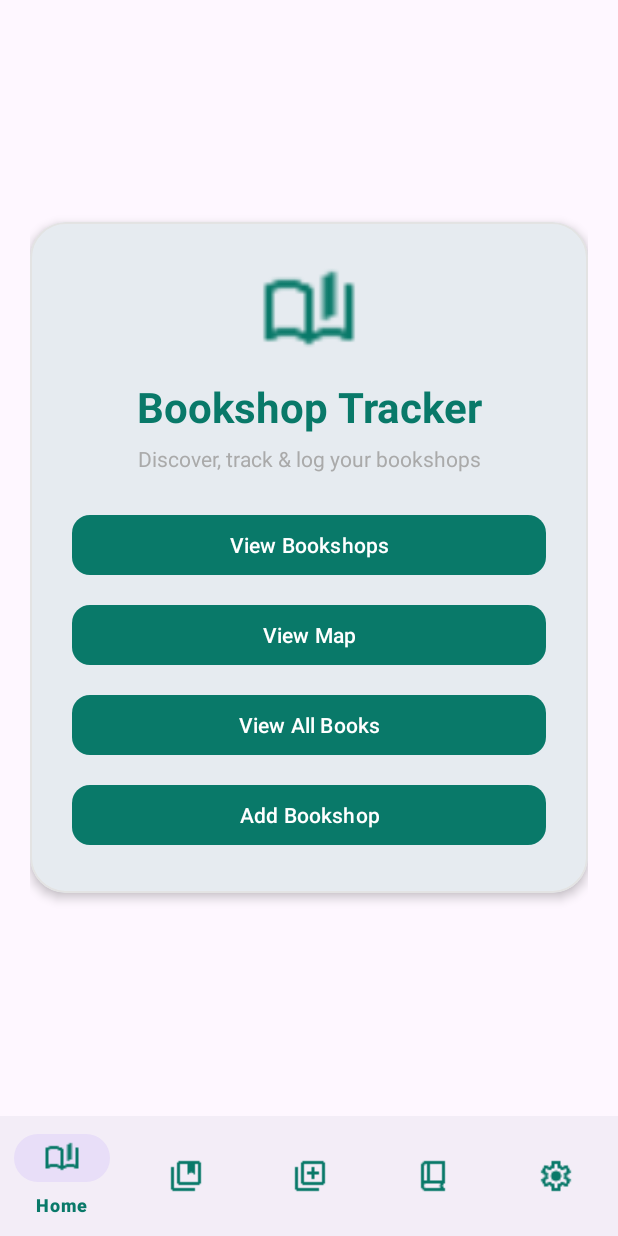
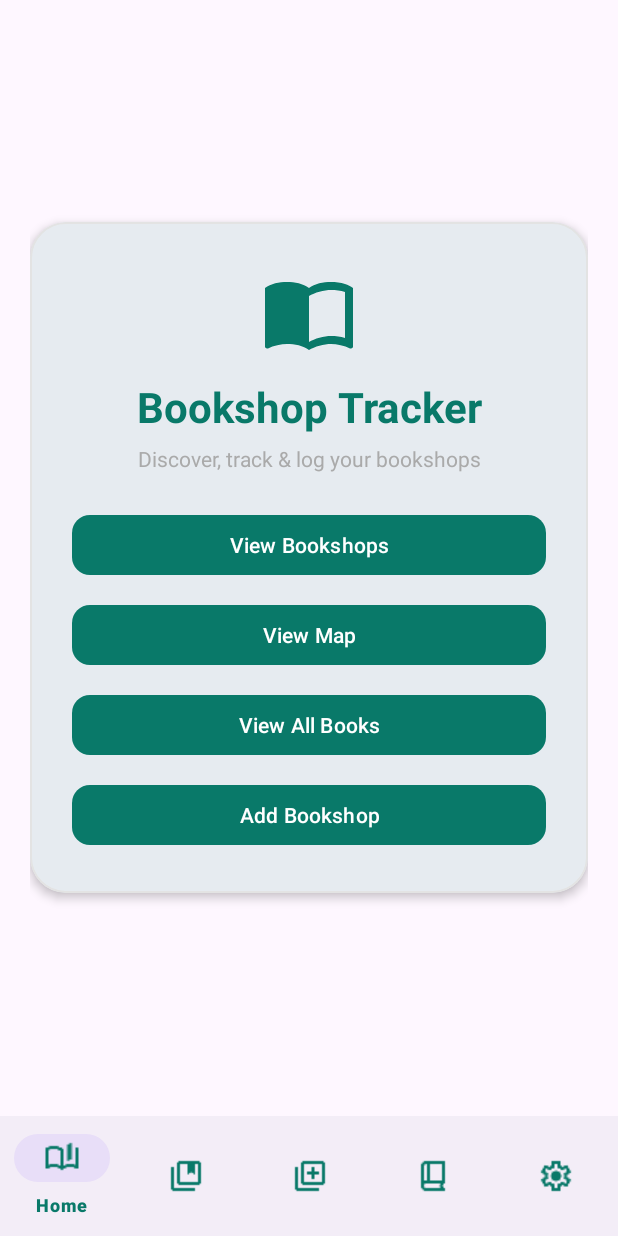
Before and after one commit to GraceRyan05/Bookshop-Tracker, an Android app: the screen it shows after launch (MainMenuView), on a phone screen of 412 x 824 dp. Run offline under Robolectric (Android 15) with nearby library versions, the phone set to English and light mode, and no system bars; our stand-ins replace Timber.

Commit message:
feat: Added a splash screen to the app.

```diff
--- a/app/build.gradle.kts
+++ b/app/build.gradle.kts
@@ -38,6 +38,7 @@ dependencies {
     implementation(libs.androidx.core.ktx)
     implementation(libs.androidx.recyclerview)
     implementation(libs.material)
+    implementation("androidx.core:core-splashscreen:1.0.1")
     implementation("com.jakewharton.timber:timber:5.0.1")
     implementation("org.osmdroid:osmdroid-android:6.1.20")
     implementation("com.google.code.gson:gson:2.13.2")
--- a/app/src/main/AndroidManifest.xml
+++ b/app/src/main/AndroidManifest.xml
@@ -20,6 +20,7 @@
         <activity
             android:name=".views.mainmenu.MainMenuView"
             android:exported="true"
+            android:theme="@style/Theme.App.Starting"
             android:windowSoftInputMode="adjustResize">
             <intent-filter>
                 <action android:name="android.intent.action.MAIN" />
--- a/app/src/main/java/org/setu/bookshoptracker/views/mainmenu/MainMenuView.kt
+++ b/app/src/main/java/org/setu/bookshoptracker/views/mainmenu/MainMenuView.kt
@@ -5,6 +5,7 @@ import android.os.Bundle
 import android.widget.Button
 import androidx.activity.enableEdgeToEdge
 import androidx.appcompat.app.AppCompatActivity
+import androidx.core.splashscreen.SplashScreen.Companion.installSplashScreen
 import androidx.core.view.ViewCompat
 import androidx.core.view.WindowInsetsCompat
 import androidx.drawerlayout.widget.DrawerLayout
@@ -24,6 +25,7 @@ class MainMenuView : AppCompatActivity() {
     private lateinit var presenter: MainMenuPresenter
 
     override fun onCreate(savedInstanceState: Bundle?) {
+        installSplashScreen()
         super.onCreate(savedInstanceState)
 
         Timber.i("Bookshop Tracker MainMenuView started")
--- /dev/null
+++ b/app/src/main/res/drawable/ic_main_book_logo.xml
@@ -0,0 +1,11 @@
+<vector xmlns:android="http://schemas.android.com/apk/res/android"
+    android:width="128dp"
+    android:height="128dp"
+    android:viewportWidth="24"
+    android:viewportHeight="24">
+
+    <!-- Crisp Green Open Book Vector Icon for White Card Background -->
+    <path
+        android:fillColor="#097969"
+        android:pathData="M21,5c-1.11,-0.35 -2.33,-0.5 -3.5,-0.5c-1.95,0 -4.05,0.4 -5.5,1.5C10.55,4.9 8.45,4.5 6.5,4.5C4.55,4.5 2.45,4.9 1,6v14.65c0,0.25 0.25,0.5 0.5,0.5c0.1,0 0.15,-0.05 0.25,-0.05C3.1,20.45 5.05,20 6.5,20c1.95,0 4.05,0.4 5.5,1.5c1.35,-0.85 3.8,-1.5 5.5,-1.5c1.45,0 3.4,0.45 4.75,1.1c0.1,0 0.15,0.05 0.25,0.05c0.25,0 0.5,-0.25 0.5,-0.5V6C22.4,5.55 21.75,5.25 21,5zM21,18.5c-1.1,-0.35 -2.3,-0.5 -3.5,-0.5c-1.7,0 -4.15,0.65 -5.5,1.5V8c1.35,-0.85 3.8,-1.5 5.5,-1.5c1.2,0 2.4,0.15 3.5,0.5V18.5z"/>
+</vector>
--- /dev/null
+++ b/app/src/main/res/drawable/ic_splash_logo.xml
@@ -0,0 +1,15 @@
+<vector xmlns:android="http://schemas.android.com/apk/res/android"
+    android:width="160dp"
+    android:height="160dp"
+    android:viewportWidth="48"
+    android:viewportHeight="48">
+
+    <!-- Crisp White Open Book Vector Icon centered with padding -->
+    <group
+        android:translateX="12"
+        android:translateY="12">
+        <path
+            android:fillColor="#FFFFFF"
+            android:pathData="M21,5c-1.11,-0.35 -2.33,-0.5 -3.5,-0.5c-1.95,0 -4.05,0.4 -5.5,1.5C10.55,4.9 8.45,4.5 6.5,4.5C4.55,4.5 2.45,4.9 1,6v14.65c0,0.25 0.25,0.5 0.5,0.5c0.1,0 0.15,-0.05 0.25,-0.05C3.1,20.45 5.05,20 6.5,20c1.95,0 4.05,0.4 5.5,1.5c1.35,-0.85 3.8,-1.5 5.5,-1.5c1.45,0 3.4,0.45 4.75,1.1c0.1,0 0.15,0.05 0.25,0.05c0.25,0 0.5,-0.25 0.5,-0.5V6C22.4,5.55 21.75,5.25 21,5zM21,18.5c-1.1,-0.35 -2.3,-0.5 -3.5,-0.5c-1.7,0 -4.15,0.65 -5.5,1.5V8c1.35,-0.85 3.8,-1.5 5.5,-1.5c1.2,0 2.4,0.15 3.5,0.5V18.5z"/>
+    </group>
+</vector>
--- a/app/src/main/res/layout/activity_main.xml
+++ b/app/src/main/res/layout/activity_main.xml
@@ -42,8 +42,7 @@
                         android:layout_width="64dp"
                         android:layout_height="64dp"
                         android:contentDescription="App Logo"
-                        android:src="@drawable/book_ribbon_24dp_e3e3e3_fill0_wght400_grad0_opsz24"
-                        app:tint="@color/brand_green" />
+                        android:src="@drawable/ic_main_book_logo" />
 
                     <TextView
                         android:id="@+id/mainTitle"
--- a/app/src/main/res/values-night/themes.xml
+++ b/app/src/main/res/values-night/themes.xml
@@ -1,5 +1,5 @@
 <resources xmlns:tools="http://schemas.android.com/tools">
-    <!-- Base application theme. -->
+    <!-- Base application dark theme. -->
     <style name="Base.Theme.BookshopTracker" parent="Theme.Material3.DayNight.NoActionBar">
         <!-- Customize your dark theme here. -->
         <!-- <item name="colorPrimary">@color/my_dark_primary</item> -->
--- a/app/src/main/res/values/colors.xml
+++ b/app/src/main/res/values/colors.xml
@@ -3,4 +3,5 @@
     <color name="black">#FF000000</color>
     <color name="white">#FFFFFFFF</color>
     <color name="brand_green">#097969</color>
+    <color name="card_stroke">#E3E3E3</color>
 </resources>
--- a/app/src/main/res/values/themes.xml
+++ b/app/src/main/res/values/themes.xml
@@ -6,4 +6,15 @@
     </style>
 
     <style name="Theme.BookshopTracker" parent="Base.Theme.BookshopTracker" />
+
+    <!-- Splash Screen Theme -->
+    <style name="Theme.App.Starting" parent="Theme.SplashScreen">
+        <item name="windowSplashScreenBackground">@color/brand_green</item>
+        <item name="windowSplashScreenAnimatedIcon">@drawable/ic_splash_logo</item>
+        <item name="postSplashScreenTheme">@style/Theme.BookshopTracker</item>
+    </style>
+
+    <style name="ShapeAppearanceOverlay.App.Corner16" parent="">
+        <item name="cornerSize">16dp</item>
+    </style>
 </resources>
```
Also changed, not shown: app/src/main/res/layout/item_book.xml (+12 -8 lines), app/src/main/res/layout/item_bookshops.xml (+63 -23 lines).
